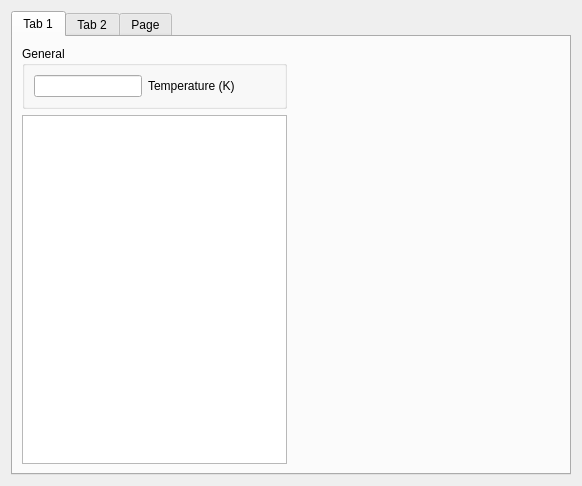
Qt form modules/ViennaMini/viennaminiform.ui (viennamos/viennamos-dev) before a commit.
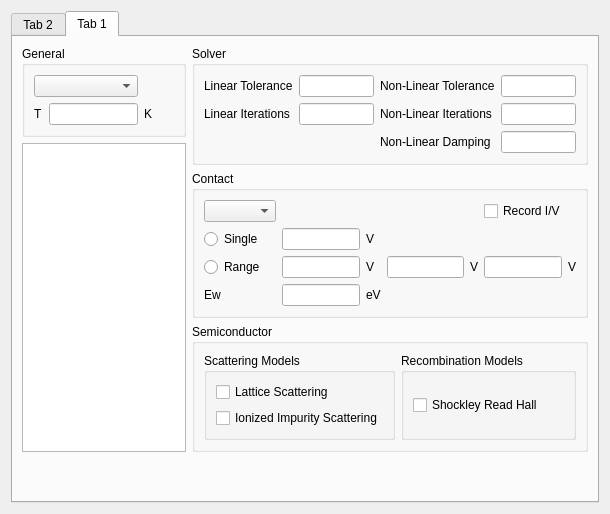
The same form after that commit.

Commit message:
viennamini new UI implemented+linked solver,problem,temperature
now off to linking the contact and segment specific paramters

```diff
--- a/modules/ViennaMini/viennaminiform.ui
+++ b/modules/ViennaMini/viennaminiform.ui
@@ -6,8 +6,8 @@
    <rect>
     <x>0</x>
     <y>0</y>
-    <width>582</width>
-    <height>476</height>
+    <width>610</width>
+    <height>514</height>
    </rect>
   </property>
   <property name="windowTitle">
@@ -19,143 +19,179 @@
      <property name="currentIndex">
       <number>0</number>
      </property>
+     <widget class="QWidget" name="tab_2">
+      <attribute name="title">
+       <string>Tab 2</string>
+      </attribute>
+      <layout class="QGridLayout" name="gridLayout_4">
+       <item row="0" column="0">
+        <spacer name="verticalSpacer">
+         <property name="orientation">
+          <enum>Qt::Vertical</enum>
+         </property>
+         <property name="sizeHint" stdset="0">
+          <size>
+           <width>20</width>
+           <height>451</height>
+          </size>
+         </property>
+        </spacer>
+       </item>
+      </layout>
+     </widget>
      <widget class="QWidget" name="tab">
       <attribute name="title">
        <string>Tab 1</string>
       </attribute>
-      <layout class="QGridLayout" name="gridLayout_8">
+      <layout class="QGridLayout" name="gridLayout_6">
        <item row="0" column="0">
-        <widget class="QGroupBox" name="groupBox_8">
+        <widget class="QGroupBox" name="groupBoxGeneral">
          <property name="title">
           <string>General</string>
          </property>
-         <layout class="QGridLayout" name="gridLayout_11">
-          <item row="0" column="1">
-           <widget class="QLabel" name="label_2">
+         <layout class="QGridLayout" name="gridLayout_5">
+          <item row="0" column="0" colspan="2">
+           <widget class="QComboBox" name="comboBoxProblem"/>
+          </item>
+          <item row="0" column="3">
+           <spacer name="horizontalSpacer_2">
+            <property name="orientation">
+             <enum>Qt::Horizontal</enum>
+            </property>
+            <property name="sizeHint" stdset="0">
+             <size>
+              <width>40</width>
+              <height>20</height>
+             </size>
+            </property>
+           </spacer>
+          </item>
+          <item row="1" column="0">
+           <widget class="QLabel" name="label_7">
             <property name="text">
-             <string>Temperature (K)</string>
+             <string>T</string>
             </property>
            </widget>
           </item>
-          <item row="0" column="0">
+          <item row="1" column="1">
            <widget class="QLineEdit" name="lineEditTemp"/>
           </item>
+          <item row="1" column="2">
+           <widget class="QLabel" name="label_2">
+            <property name="text">
+             <string>K</string>
+            </property>
+           </widget>
+          </item>
+          <item row="1" column="3">
+           <spacer name="horizontalSpacer">
+            <property name="orientation">
+             <enum>Qt::Horizontal</enum>
+            </property>
+            <property name="sizeHint" stdset="0">
+             <size>
+              <width>15</width>
+              <height>20</height>
+             </size>
+            </property>
+           </spacer>
+          </item>
+         </layout>
+        </widget>
+       </item>
+       <item row="0" column="1" rowspan="2">
+        <widget class="QGroupBox" name="groupBoxSolver">
+         <property name="title">
+          <string>Solver</string>
+         </property>
+         <layout class="QGridLayout" name="gridLayout_3">
+          <item row="1" column="1">
+           <widget class="QLineEdit" name="lineEditLinSolveIterations"/>
+          </item>
+          <item row="1" column="3">
+           <widget class="QLineEdit" name="lineEditNonLinSolveIterations"/>
+          </item>
+          <item row="2" column="2">
+           <widget class="QLabel" name="label_14">
+            <property name="text">
+             <string>Non-Linear Damping</string>
+            </property>
+           </widget>
+          </item>
+          <item row="0" column="0">
+           <widget class="QLabel" name="label_10">
+            <property name="text">
+             <string>Linear Tolerance</string>
+            </property>
+           </widget>
+          </item>
+          <item row="1" column="0">
+           <widget class="QLabel" name="label_11">
+            <property name="text">
+             <string>Linear Iterations</string>
+            </property>
+           </widget>
+          </item>
+          <item row="0" column="1">
+           <widget class="QLineEdit" name="lineEditLinSolveTol"/>
+          </item>
+          <item row="0" column="3">
+           <widget class="QLineEdit" name="lineEditNonLinSolveTol"/>
+          </item>
+          <item row="2" column="3">
+           <widget class="QLineEdit" name="lineEditNonLinSolveDamping"/>
+          </item>
           <item row="0" column="2">
-           <spacer name="horizontalSpacer_3">
-            <property name="orientation">
-             <enum>Qt::Horizontal</enum>
+           <widget class="QLabel" name="label_12">
+            <property name="text">
+             <string>Non-Linear Tolerance</string>
             </property>
-            <property name="sizeHint" stdset="0">
-             <size>
-              <width>40</width>
-              <height>20</height>
-             </size>
+           </widget>
+          </item>
+          <item row="1" column="2">
+           <widget class="QLabel" name="label_13">
+            <property name="text">
+             <string>Non-Linear Iterations</string>
             </property>
-           </spacer>
+           </widget>
           </item>
          </layout>
         </widget>
        </item>
-       <item row="0" column="2">
-        <spacer name="horizontalSpacer_2">
-         <property name="orientation">
-          <enum>Qt::Horizontal</enum>
-         </property>
-         <property name="sizeHint" stdset="0">
-          <size>
-           <width>258</width>
-           <height>20</height>
-          </size>
-         </property>
-        </spacer>
-       </item>
-       <item row="1" column="0">
+       <item row="1" column="0" rowspan="3">
         <widget class="QTableWidget" name="tableWidgetSegmentRoles"/>
        </item>
-       <item row="1" column="1" colspan="2">
-        <spacer name="horizontalSpacer">
-         <property name="orientation">
-          <enum>Qt::Horizontal</enum>
-         </property>
-         <property name="sizeHint" stdset="0">
-          <size>
-           <width>264</width>
-           <height>347</height>
-          </size>
-         </property>
-        </spacer>
-       </item>
-      </layout>
-     </widget>
-     <widget class="QWidget" name="tab_2">
-      <attribute name="title">
-       <string>Tab 2</string>
-      </attribute>
-      <layout class="QGridLayout" name="gridLayout_7">
-       <item row="0" column="0" rowspan="4">
-        <widget class="QTableWidget" name="tableWidget"/>
-       </item>
-       <item row="0" column="1">
-        <widget class="QGroupBox" name="groupBox_5">
-         <property name="title">
-          <string>General</string>
-         </property>
-         <layout class="QHBoxLayout" name="horizontalLayout">
-          <item>
-           <widget class="QLabel" name="label_5">
-            <property name="text">
-             <string>Segment Name</string>
-            </property>
-           </widget>
-          </item>
-          <item>
-           <widget class="QLineEdit" name="lineEditSegmentName"/>
-          </item>
-         </layout>
-        </widget>
-       </item>
-       <item row="1" column="1">
-        <widget class="QGroupBox" name="groupBox_2">
+       <item row="2" column="1">
+        <widget class="QGroupBox" name="groupBoxContact">
          <property name="title">
           <string>Contact</string>
          </property>
-         <layout class="QGridLayout" name="gridLayout_6">
-          <item row="0" column="0" colspan="3">
-           <layout class="QHBoxLayout" name="horizontalLayout_2">
-            <item>
-             <widget class="QCheckBox" name="checkBoxContact">
-              <property name="text">
-               <string>Assign</string>
-              </property>
-             </widget>
-            </item>
-            <item>
-             <spacer name="horizontalSpacer_11">
-              <property name="orientation">
-               <enum>Qt::Horizontal</enum>
-              </property>
-              <property name="sizeHint" stdset="0">
-               <size>
-                <width>128</width>
-                <height>20</height>
-               </size>
-              </property>
-             </spacer>
-            </item>
-            <item>
-             <widget class="QLabel" name="label_6">
-              <property name="text">
-               <string>Material</string>
-              </property>
-             </widget>
-            </item>
-            <item>
-             <widget class="QComboBox" name="comboBoxContactMaterial"/>
-            </item>
-           </layout>
+         <layout class="QGridLayout" name="gridLayout_2">
+          <item row="0" column="0">
+           <widget class="QComboBox" name="comboBoxContactModel"/>
+          </item>
+          <item row="0" column="1" colspan="4">
+           <spacer name="horizontalSpacer_3">
+            <property name="orientation">
+             <enum>Qt::Horizontal</enum>
+            </property>
+            <property name="sizeHint" stdset="0">
+             <size>
+              <width>40</width>
+              <height>20</height>
+             </size>
+            </property>
+           </spacer>
+          </item>
+          <item row="0" column="5" colspan="2">
+           <widget class="QCheckBox" name="checkBoxIV">
+            <property name="text">
+             <string>Record I/V</string>
+            </property>
+           </widget>
           </item>
           <item row="1" column="0">
-           <widget class="QRadioButton" name="radioButtonContactSingle">
+           <widget class="QRadioButton" name="radioButtonContactSingle_2">
             <property name="text">
              <string>Single</string>
             </property>
@@ -164,8 +200,28 @@
           <item row="1" column="1">
            <widget class="QLineEdit" name="lineEditContactSingle"/>
           </item>
+          <item row="1" column="2">
+           <widget class="QLabel" name="label">
+            <property name="text">
+             <string>V</string>
+            </property>
+           </widget>
+          </item>
+          <item row="1" column="3" colspan="3">
+           <spacer name="horizontalSpacer_5">
+            <property name="orientation">
+             <enum>Qt::Horizontal</enum>
+            </property>
+            <property name="sizeHint" stdset="0">
+             <size>
+              <width>175</width>
+              <height>20</height>
+             </size>
+            </property>
+           </spacer>
+          </item>
           <item row="2" column="0">
-           <widget class="QRadioButton" name="radioButtonContactRange">
+           <widget class="QRadioButton" name="radioButtonContactRange_2">
             <property name="text">
              <string>Range</string>
             </property>
@@ -175,163 +231,88 @@
            <widget class="QLineEdit" name="lineEditContactRangeFrom"/>
           </item>
           <item row="2" column="2">
+           <widget class="QLabel" name="label_3">
+            <property name="text">
+             <string>V</string>
+            </property>
+           </widget>
+          </item>
+          <item row="2" column="3">
            <widget class="QLineEdit" name="lineEditContactRangeTo"/>
           </item>
+          <item row="2" column="4">
+           <widget class="QLabel" name="label_4">
+            <property name="text">
+             <string>V</string>
+            </property>
+           </widget>
+          </item>
+          <item row="2" column="5">
+           <widget class="QLineEdit" name="lineEditContactRangeDelta"/>
+          </item>
+          <item row="2" column="6">
+           <widget class="QLabel" name="label_5">
+            <property name="text">
+             <string>V</string>
+            </property>
+           </widget>
+          </item>
+          <item row="3" column="0">
+           <widget class="QLabel" name="label_15">
+            <property name="text">
+             <string>Ew</string>
+            </property>
+           </widget>
+          </item>
           <item row="3" column="1">
            <widget class="QLineEdit" name="lineEditWorkfunction"/>
           </item>
-          <item row="3" column="0">
-           <widget class="QLabel" name="label_9">
+          <item row="3" column="2">
+           <widget class="QLabel" name="label_6">
             <property name="text">
-             <string>Workfunction</string>
+             <string>eV</string>
             </property>
            </widget>
           </item>
-         </layout>
-        </widget>
-       </item>
-       <item row="2" column="1">
-        <widget class="QGroupBox" name="groupBox_3">
-         <property name="title">
-          <string>Oxide</string>
-         </property>
-         <layout class="QGridLayout" name="gridLayout_4">
-          <item row="0" column="0">
-           <layout class="QHBoxLayout" name="horizontalLayout_4">
-            <item>
-             <widget class="QCheckBox" name="checkBoxOxide">
-              <property name="text">
-               <string>Assign</string>
-              </property>
-             </widget>
-            </item>
-            <item>
-             <spacer name="horizontalSpacer_10">
-              <property name="orientation">
-               <enum>Qt::Horizontal</enum>
-              </property>
-              <property name="sizeHint" stdset="0">
-               <size>
-                <width>128</width>
-                <height>20</height>
-               </size>
-              </property>
-             </spacer>
-            </item>
-            <item>
-             <widget class="QLabel" name="label_7">
-              <property name="text">
-               <string>Material</string>
-              </property>
-             </widget>
-            </item>
-            <item>
-             <widget class="QComboBox" name="comboBoxOxideMaterial"/>
-            </item>
-           </layout>
+          <item row="3" column="3" colspan="3">
+           <spacer name="horizontalSpacer_4">
+            <property name="orientation">
+             <enum>Qt::Horizontal</enum>
+            </property>
+            <property name="sizeHint" stdset="0">
+             <size>
+              <width>175</width>
+              <height>20</height>
+             </size>
+            </property>
+           </spacer>
           </item>
          </layout>
         </widget>
        </item>
        <item row="3" column="1">
-        <widget class="QGroupBox" name="groupBox_4">
+        <widget class="QGroupBox" name="groupBoxSemiconductor">
          <property name="title">
           <string>Semiconductor</string>
          </property>
-         <layout class="QGridLayout" name="gridLayout_5">
-          <item row="0" column="0" colspan="2">
-           <layout class="QHBoxLayout" name="horizontalLayout_3">
-            <item>
-             <widget class="QCheckBox" name="checkBoxSemiconductor">
-              <property name="text">
-               <string>Assign</string>
-              </property>
-             </widget>
-            </item>
-            <item>
-             <spacer name="horizontalSpacer_9">
-              <property name="orientation">
-               <enum>Qt::Horizontal</enum>
-              </property>
-              <property name="sizeHint" stdset="0">
-               <size>
-                <width>128</width>
-                <height>20</height>
-               </size>
-              </property>
-             </spacer>
-            </item>
-            <item>
-             <widget class="QLabel" name="label_8">
-              <property name="text">
-               <string>Material</string>
-              </property>
-             </widget>
-            </item>
-            <item>
-             <widget class="QComboBox" name="comboBoxSemiconductorMaterial"/>
-            </item>
-           </layout>
-          </item>
-          <item row="1" column="0">
-           <widget class="QLabel" name="label_4">
-            <property name="text">
-             <string>Donors</string>
-            </property>
-           </widget>
-          </item>
-          <item row="1" column="1">
-           <widget class="QLineEdit" name="lineEditSemiconductorDonors"/>
-          </item>
-          <item row="2" column="0">
-           <widget class="QLabel" name="label_3">
-            <property name="text">
-             <string>Acceptors</string>
-            </property>
-           </widget>
-          </item>
-          <item row="2" column="1">
-           <widget class="QLineEdit" name="lineEditSemiconductorAcceptors"/>
-          </item>
-         </layout>
-        </widget>
-       </item>
-      </layout>
-     </widget>
-     <widget class="QWidget" name="tab_3">
-      <attribute name="title">
-       <string>Page</string>
-      </attribute>
-      <layout class="QGridLayout" name="gridLayout_2">
-       <item row="0" column="0">
-        <widget class="QGroupBox" name="groupBox">
-         <property name="title">
-          <string>Parameters</string>
-         </property>
-         <layout class="QGridLayout" name="gridLayout_3">
+         <layout class="QGridLayout" name="gridLayout_11">
           <item row="0" column="0">
-           <widget class="QGroupBox" name="groupBox_6">
+           <widget class="QGroupBox" name="groupBox_4">
             <property name="title">
-             <string>Linear Solver </string>
+             <string>Scattering Models</string>
             </property>
-            <layout class="QGridLayout" name="gridLayout_9">
+            <layout class="QGridLayout" name="gridLayout_7">
              <item row="0" column="0">
-              <widget class="QLabel" name="label_10">
+              <widget class="QCheckBox" name="checkBoxScatteringLattice">
                <property name="text">
-                <string>Break Tolerance</string>
+                <string>Lattice Scattering</string>
                </property>
               </widget>
              </item>
-             <item row="1" column="1">
-              <widget class="QLineEdit" name="lineEditLinSolveIterations"/>
-             </item>
-             <item row="0" column="1">
-              <widget class="QLineEdit" name="lineEditLinSolveTol"/>
-             </item>
              <item row="1" column="0">
-              <widget class="QLabel" name="label_11">
+              <widget class="QCheckBox" name="checkBoxScatteringIonizedImpurities">
                <property name="text">
-                <string>Max Iterations</string>
+                <string>Ionized Impurity Scattering</string>
                </property>
               </widget>
              </item>
@@ -339,56 +320,33 @@
            </widget>
           </item>
           <item row="0" column="1">
-           <widget class="QGroupBox" name="groupBox_7">
+           <widget class="QGroupBox" name="groupBox_5">
             <property name="title">
-             <string>Non-Linear Solver </string>
+             <string>Recombination Models</string>
             </property>
-            <layout class="QGridLayout" name="gridLayout_10">
+            <layout class="QGridLayout" name="gridLayout_8">
              <item row="0" column="0">
-              <widget class="QLabel" name="label_12">
+              <widget class="QCheckBox" name="checkBoxRecombinationSRH">
                <property name="text">
-                <string>Break Tolerance</string>
+                <string>Shockley Read Hall</string>
                </property>
               </widget>
              </item>
-             <item row="0" column="1">
-              <widget class="QLineEdit" name="lineEditNonLinSolveTol"/>
-             </item>
-             <item row="1" column="0">
-              <widget class="QLabel" name="label_13">
-               <property name="text">
-                <string>Max Iterations</string>
-               </property>
-              </widget>
-             </item>
-             <item row="1" column="1">
-              <widget class="QLineEdit" name="lineEditNonLinSolveIterations"/>
-             </item>
-             <item row="2" column="0">
-              <widget class="QLabel" name="label_14">
-               <property name="text">
-                <string>Damping</string>
-               </property>
-              </widget>
-             </item>
-             <item row="2" column="1">
-              <widget class="QLineEdit" name="lineEditNonLinSolveDamping"/>
-             </item>
             </layout>
            </widget>
           </item>
          </layout>
         </widget>
        </item>
-       <item row="1" column="0">
-        <spacer name="verticalSpacer">
+       <item row="4" column="1">
+        <spacer name="verticalSpacer_2">
          <property name="orientation">
           <enum>Qt::Vertical</enum>
          </property>
          <property name="sizeHint" stdset="0">
           <size>
            <width>20</width>
-           <height>251</height>
+           <height>45</height>
           </size>
          </property>
         </spacer>
```
Left out of the diff: 2 changed lines with no effect on the pictures. The commit also changes 5 other files.
